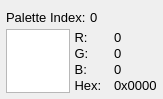
This is paletteinfowidget.ui in brianuuu/BNSpriteEditor as Qt 5 draws it before an edit. The edited form follows.
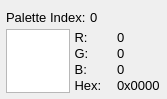
This is the edited form.

The edit to the form file:
```diff
--- a/paletteinfowidget.ui
+++ b/paletteinfowidget.ui
@@ -6,19 +6,19 @@
    <rect>
     <x>0</x>
     <y>0</y>
-    <width>163</width>
+    <width>167</width>
     <height>99</height>
    </rect>
   </property>
   <property name="minimumSize">
    <size>
-    <width>163</width>
+    <width>167</width>
     <height>99</height>
    </size>
   </property>
   <property name="maximumSize">
    <size>
-    <width>163</width>
+    <width>167</width>
     <height>99</height>
    </size>
   </property>
```
